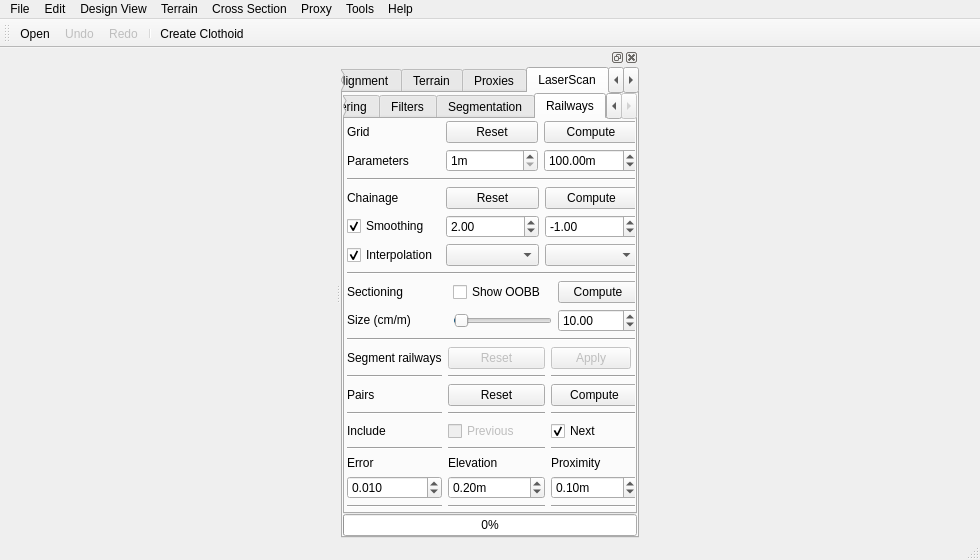
tumcms/Open-Infra-Platform, file src/OpenInfraPlatform/Forms/MainWindow.ui: the form before one commit.
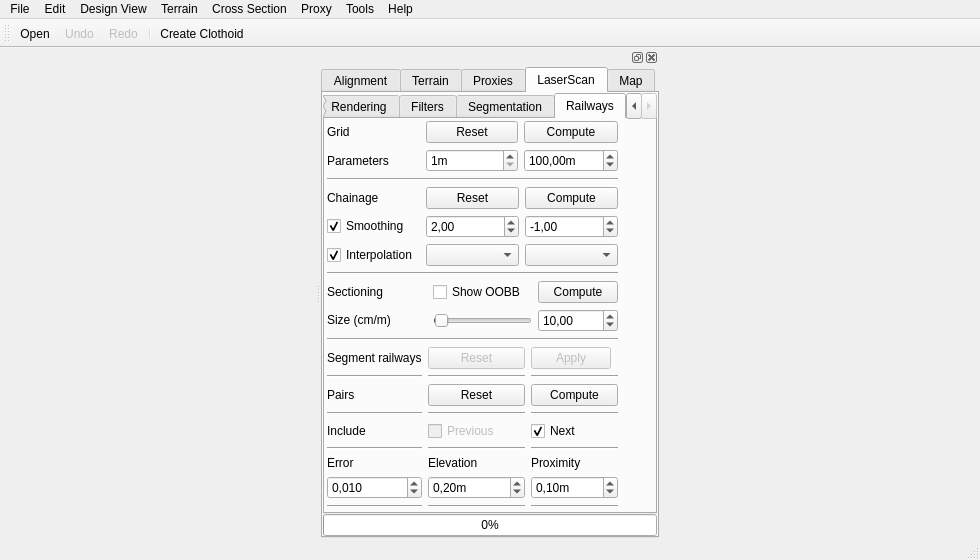
The form after the commit. The open tabs and pages were chosen to show the change. Icons and pictures are not drawn.

Commit message: Improved point cloud export dialog. Added railwayModel_ to data.

Diff of the .ui file:
```diff
--- a/src/OpenInfraPlatform/Forms/MainWindow.ui
+++ b/src/OpenInfraPlatform/Forms/MainWindow.ui
@@ -52,6 +52,9 @@
     <property name="currentIndex">
      <number>3</number>
     </property>
+    <property name="usesScrollButtons">
+     <bool>false</bool>
+    </property>
     <widget class="QWidget" name="tabAlignment">
      <attribute name="title">
       <string>Alignment</string>
@@ -227,11 +230,14 @@
         <property name="autoFillBackground">
          <bool>false</bool>
         </property>
+        <property name="locale">
+         <locale language="German" country="Germany"/>
+        </property>
         <property name="tabPosition">
          <enum>QTabWidget::North</enum>
         </property>
         <property name="currentIndex">
-         <number>2</number>
+         <number>4</number>
         </property>
         <property name="elideMode">
          <enum>Qt::ElideNone</enum>
@@ -242,6 +248,9 @@
         <property name="documentMode">
          <bool>false</bool>
         </property>
+        <property name="movable">
+         <bool>false</bool>
+        </property>
         <property name="tabBarAutoHide">
          <bool>false</bool>
         </property>
```
The commit also changes 6 other files.
